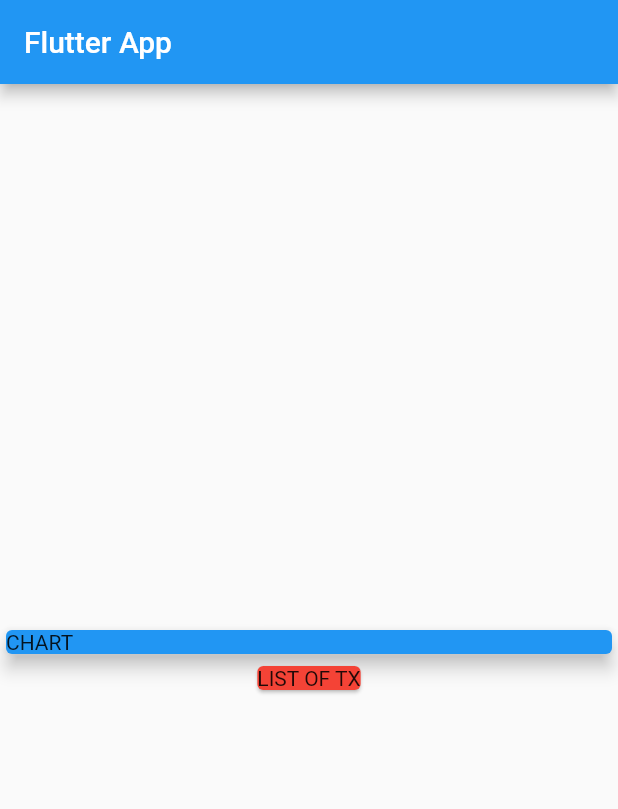
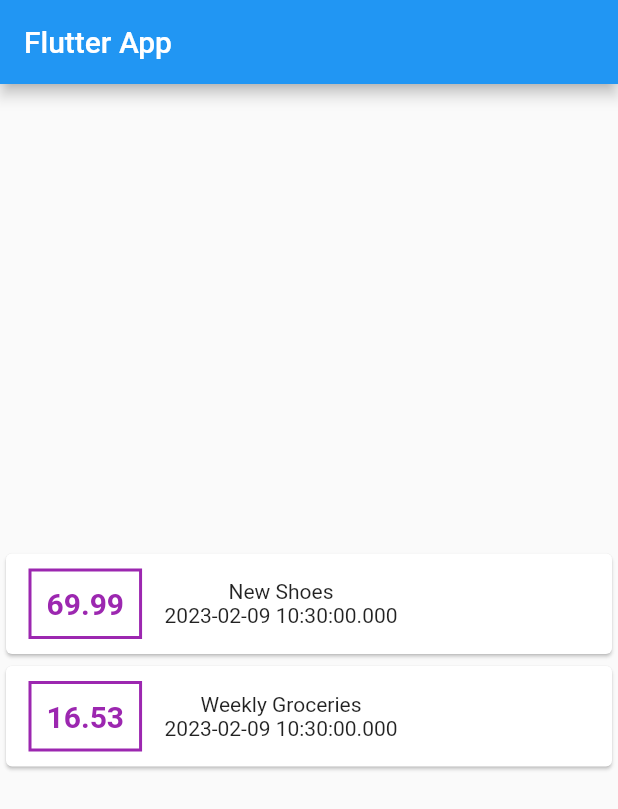
Before and after one commit to usman-ahmed99/Personal-Expenses-Tracker, a Flutter app: the screen it shows after launch, on a phone screen of 412 x 824 dp. Shown: the top 809 px of the screen. Run offline on Flutter 3.47's test engine with Material 2 defaults, Android fonts, the phone set to English and light mode, and no system bars.

Commit message:
Implemented transaction model

```diff
--- a/lib/main.dart
+++ b/lib/main.dart
@@ -1,4 +1,5 @@
 import 'package:flutter/material.dart';
+import 'package:flutter_complete_guide/transaction.dart';
 
 void main() => runApp(MyApp());
 
@@ -13,6 +14,16 @@ class MyApp extends StatelessWidget {
 }
 
 class MyHomePage extends StatelessWidget {
+  final List<Transaction> transactions = [
+    Transaction(
+        id: 't1', title: 'New Shoes', amount: 69.99, date: DateTime.now()),
+    Transaction(
+        id: 't2',
+        title: 'Weekly Groceries',
+        amount: 16.53,
+        date: DateTime.now())
+  ];
+
   @override
   Widget build(BuildContext context) {
     return Scaffold(
@@ -25,17 +36,39 @@ class MyHomePage extends StatelessWidget {
         // textBaseline: TextBaseline.alphabetic,
         children: [
           Container(
-            width: double.infinity,
-            child: Card(
-              color: Colors.blue,
-              child: Text('CHART'),
-            elevation: 5,
-          ),
-          ),
-          Card(
-            color: Colors.red,
-            child: Text('LIST OF TX'),
-          )
+              width: double.infinity,
+              child: Column(
+                  children: transactions.map((transaction) {
+                return Card(
+                  child: Row(
+                    children: [
+                      Container(
+                      margin: EdgeInsets.symmetric(vertical: 10, horizontal: 15),
+                      decoration: BoxDecoration(
+                        border: Border.all(
+                          color: Colors.purple,
+                          width: 2,
+                        )
+                      ),
+                      padding: EdgeInsets.all(10),
+                      child:
+                      Text(transaction.amount.toString(),
+                      style: TextStyle(
+                        fontWeight: FontWeight.bold,
+                        fontSize: 20,
+                        color: Colors.purple
+                      )),),
+                      Column(
+                        children: [
+                          Text(transaction.title),
+                          Text(transaction.date.toString())
+                        ],
+                      )
+                    ],
+                  ),
+                );
+                // return Card(child: Text(transaction.title));
+              }).toList())),
         ],
       ),
     );
--- /dev/null
+++ b/lib/transaction.dart
@@ -0,0 +1,8 @@
+class Transaction{
+  final String id;
+  final String title;
+  final double amount;
+  final DateTime date;
+
+  Transaction({required this.id, required this.title, required this.amount, required this.date});
+}
```
